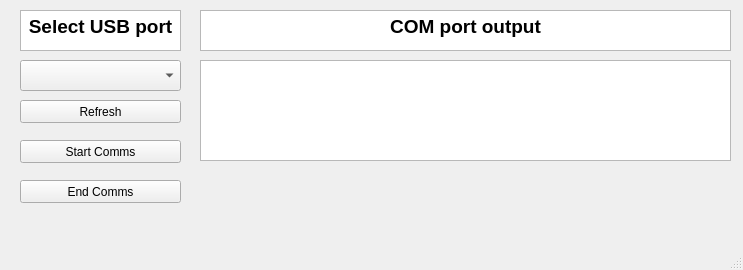
This is mainwindow.ui in niallbeggan/TelemetrySystem as Qt 5 draws it before an edit. The edited form follows.
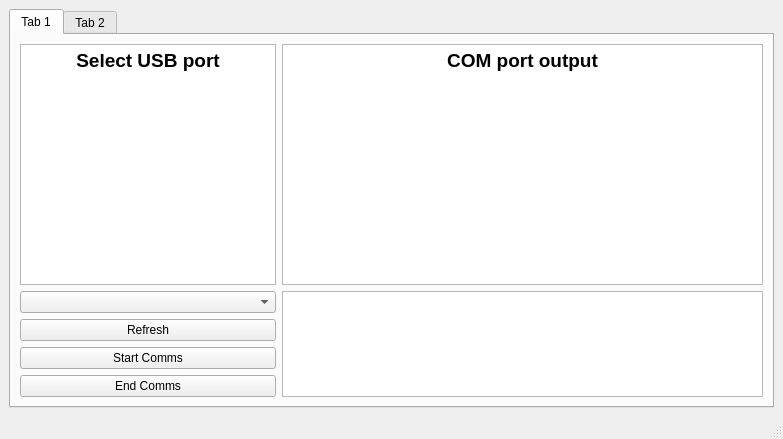
This is the edited form. Custom widgets are drawn as their Qt base class.

Patch:
```diff
--- a/mainwindow.ui
+++ b/mainwindow.ui
@@ -6,107 +6,129 @@
    <rect>
     <x>0</x>
     <y>0</y>
-    <width>743</width>
-    <height>270</height>
+    <width>783</width>
+    <height>439</height>
    </rect>
   </property>
+  <property name="sizePolicy">
+   <sizepolicy hsizetype="Expanding" vsizetype="Expanding">
+    <horstretch>0</horstretch>
+    <verstretch>0</verstretch>
+   </sizepolicy>
+  </property>
   <property name="windowTitle">
    <string>MainWindow</string>
   </property>
   <widget class="QWidget" name="centralwidget">
-   <widget class="QPushButton" name="refreshPorts">
-    <property name="geometry">
-     <rect>
-      <x>20</x>
-      <y>100</y>
-      <width>161</width>
-      <height>23</height>
-     </rect>
-    </property>
-    <property name="text">
-     <string>Refresh</string>
-    </property>
-   </widget>
-   <widget class="QComboBox" name="comboBoxSerialPorts">
-    <property name="geometry">
-     <rect>
-      <x>20</x>
-      <y>60</y>
-      <width>161</width>
-      <height>31</height>
-     </rect>
-    </property>
-   </widget>
-   <widget class="QTextEdit" name="textEdit">
-    <property name="geometry">
-     <rect>
-      <x>20</x>
-      <y>10</y>
-      <width>161</width>
-      <height>41</height>
-     </rect>
-    </property>
-    <property name="html">
-     <string>&lt;!DOCTYPE HTML PUBLIC &quot;-//W3C//DTD HTML 4.0//EN&quot; &quot;http://www.w3.org/TR/REC-html40/strict.dtd&quot;&gt;
+   <property name="sizePolicy">
+    <sizepolicy hsizetype="Maximum" vsizetype="Maximum">
+     <horstretch>0</horstretch>
+     <verstretch>0</verstretch>
+    </sizepolicy>
+   </property>
+   <layout class="QGridLayout" name="gridLayout">
+    <item row="0" column="0">
+     <widget class="QTabWidget" name="tabWidget">
+      <property name="sizePolicy">
+       <sizepolicy hsizetype="Preferred" vsizetype="Preferred">
+        <horstretch>0</horstretch>
+        <verstretch>0</verstretch>
+       </sizepolicy>
+      </property>
+      <property name="currentIndex">
+       <number>0</number>
+      </property>
+      <widget class="QWidget" name="tab">
+       <attribute name="title">
+        <string>Tab 1</string>
+       </attribute>
+       <layout class="QGridLayout" name="gridLayout_2">
+        <item row="0" column="0">
+         <widget class="QTextEdit" name="textEdit">
+          <property name="enabled">
+           <bool>true</bool>
+          </property>
+          <property name="sizePolicy">
+           <sizepolicy hsizetype="Preferred" vsizetype="Preferred">
+            <horstretch>0</horstretch>
+            <verstretch>0</verstretch>
+           </sizepolicy>
+          </property>
+          <property name="html">
+           <string>&lt;!DOCTYPE HTML PUBLIC &quot;-//W3C//DTD HTML 4.0//EN&quot; &quot;http://www.w3.org/TR/REC-html40/strict.dtd&quot;&gt;
 &lt;html&gt;&lt;head&gt;&lt;meta name=&quot;qrichtext&quot; content=&quot;1&quot; /&gt;&lt;style type=&quot;text/css&quot;&gt;
 p, li { white-space: pre-wrap; }
 &lt;/style&gt;&lt;/head&gt;&lt;body style=&quot; font-family:'MS Shell Dlg 2'; font-size:8.25pt; font-weight:400; font-style:normal;&quot;&gt;
 &lt;p align=&quot;center&quot; style=&quot; margin-top:0px; margin-bottom:0px; margin-left:0px; margin-right:0px; -qt-block-indent:0; text-indent:0px;&quot;&gt;&lt;span style=&quot; font-size:14pt; font-weight:600;&quot;&gt;Select USB port&lt;/span&gt;&lt;/p&gt;&lt;/body&gt;&lt;/html&gt;</string>
-    </property>
-   </widget>
-   <widget class="QPushButton" name="startComms">
-    <property name="geometry">
-     <rect>
-      <x>20</x>
-      <y>140</y>
-      <width>161</width>
-      <height>23</height>
-     </rect>
-    </property>
-    <property name="text">
-     <string>Start Comms</string>
-    </property>
-   </widget>
-   <widget class="QTextEdit" name="textEdit_2">
-    <property name="geometry">
-     <rect>
-      <x>200</x>
-      <y>60</y>
-      <width>531</width>
-      <height>101</height>
-     </rect>
-    </property>
-   </widget>
-   <widget class="QTextEdit" name="textEdit_3">
-    <property name="geometry">
-     <rect>
-      <x>200</x>
-      <y>10</y>
-      <width>531</width>
-      <height>41</height>
-     </rect>
-    </property>
-    <property name="html">
-     <string>&lt;!DOCTYPE HTML PUBLIC &quot;-//W3C//DTD HTML 4.0//EN&quot; &quot;http://www.w3.org/TR/REC-html40/strict.dtd&quot;&gt;
+          </property>
+         </widget>
+        </item>
+        <item row="0" column="1">
+         <widget class="QTextEdit" name="textEdit_3">
+          <property name="sizePolicy">
+           <sizepolicy hsizetype="Preferred" vsizetype="Preferred">
+            <horstretch>0</horstretch>
+            <verstretch>0</verstretch>
+           </sizepolicy>
+          </property>
+          <property name="html">
+           <string>&lt;!DOCTYPE HTML PUBLIC &quot;-//W3C//DTD HTML 4.0//EN&quot; &quot;http://www.w3.org/TR/REC-html40/strict.dtd&quot;&gt;
 &lt;html&gt;&lt;head&gt;&lt;meta name=&quot;qrichtext&quot; content=&quot;1&quot; /&gt;&lt;style type=&quot;text/css&quot;&gt;
 p, li { white-space: pre-wrap; }
 &lt;/style&gt;&lt;/head&gt;&lt;body style=&quot; font-family:'MS Shell Dlg 2'; font-size:8.25pt; font-weight:400; font-style:normal;&quot;&gt;
 &lt;p align=&quot;center&quot; style=&quot; margin-top:0px; margin-bottom:0px; margin-left:0px; margin-right:0px; -qt-block-indent:0; text-indent:0px;&quot;&gt;&lt;span style=&quot; font-size:14pt; font-weight:600;&quot;&gt;COM port output&lt;/span&gt;&lt;/p&gt;&lt;/body&gt;&lt;/html&gt;</string>
-    </property>
-   </widget>
-   <widget class="QPushButton" name="endComms">
-    <property name="geometry">
-     <rect>
-      <x>20</x>
-      <y>180</y>
-      <width>161</width>
-      <height>23</height>
-     </rect>
-    </property>
-    <property name="text">
-     <string>End Comms</string>
-    </property>
-   </widget>
+          </property>
+         </widget>
+        </item>
+        <item row="1" column="0">
+         <widget class="QComboBox" name="comboBoxSerialPorts"/>
+        </item>
+        <item row="1" column="1" rowspan="4">
+         <widget class="QTextEdit" name="textEdit_2"/>
+        </item>
+        <item row="2" column="0">
+         <widget class="QPushButton" name="refreshPorts">
+          <property name="text">
+           <string>Refresh</string>
+          </property>
+         </widget>
+        </item>
+        <item row="3" column="0">
+         <widget class="QPushButton" name="startComms">
+          <property name="text">
+           <string>Start Comms</string>
+          </property>
+         </widget>
+        </item>
+        <item row="4" column="0">
+         <widget class="QPushButton" name="endComms">
+          <property name="text">
+           <string>End Comms</string>
+          </property>
+         </widget>
+        </item>
+       </layout>
+      </widget>
+      <widget class="QWidget" name="tab_2">
+       <attribute name="title">
+        <string>Tab 2</string>
+       </attribute>
+       <layout class="QVBoxLayout" name="verticalLayout">
+        <item>
+         <widget class="QCustomPlot" name="plot" native="true"/>
+        </item>
+        <item>
+         <widget class="QPushButton" name="clearPlot">
+          <property name="text">
+           <string>Clear Plot</string>
+          </property>
+         </widget>
+        </item>
+       </layout>
+      </widget>
+     </widget>
+    </item>
+   </layout>
   </widget>
   <widget class="QMenuBar" name="menubar">
    <property name="geometry">
@@ -120,6 +142,14 @@
   </widget>
   <widget class="QStatusBar" name="statusbar"/>
  </widget>
+ <customwidgets>
+  <customwidget>
+   <class>QCustomPlot</class>
+   <extends>QWidget</extends>
+   <header>qcustomplot.h</header>
+   <container>1</container>
+  </customwidget>
+ </customwidgets>
  <resources/>
  <connections/>
 </ui>
```
Left out of the diff: 2 changed lines with no effect on the pictures.
